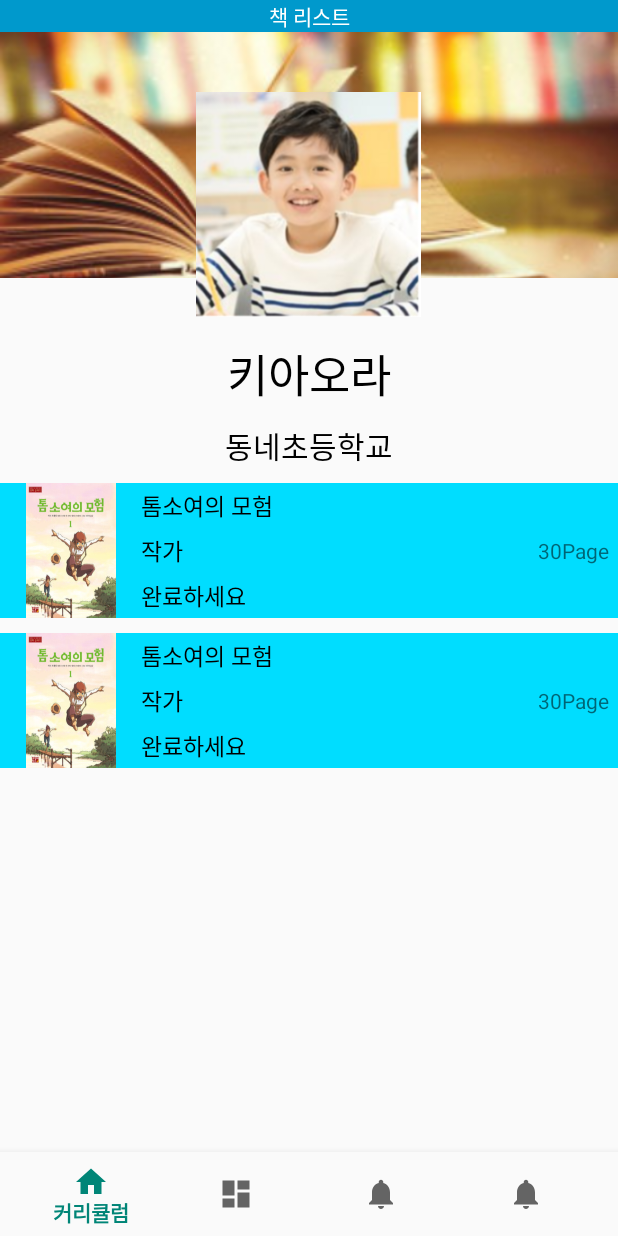
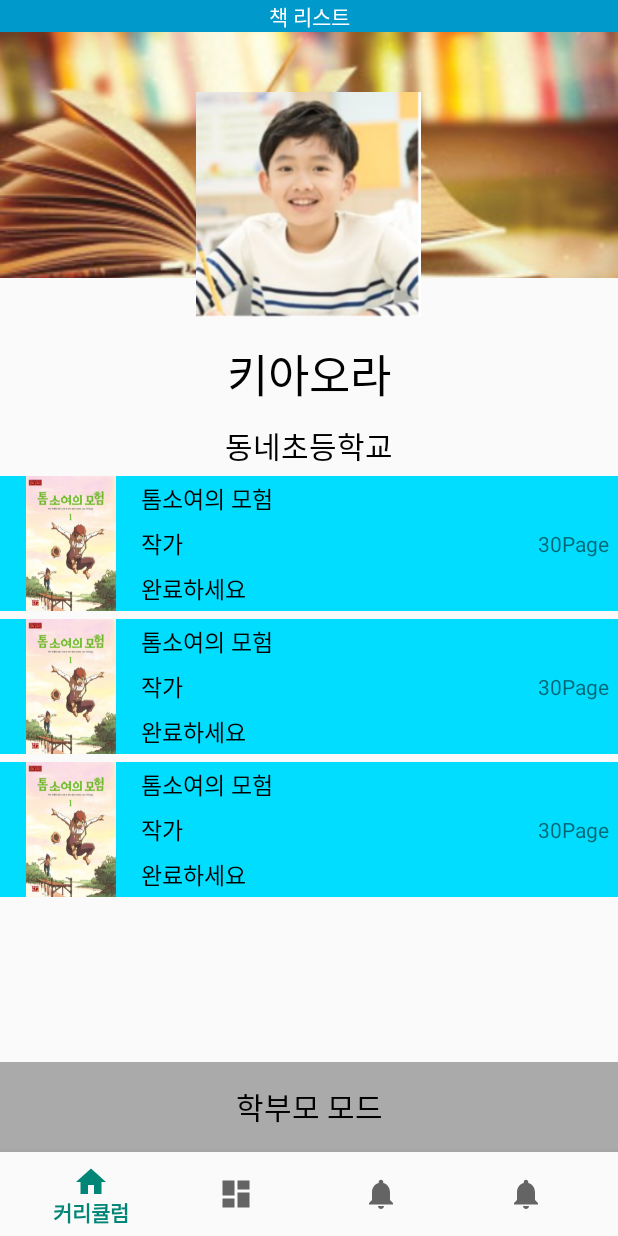
Before and after one commit to kdh3040/BookViewer, an Android app: the fragment UserInfoView placed in its activity, on a phone screen of 412 x 824 dp. Run offline under Robolectric (Android 15) with nearby library versions, the phone set to English and light mode, and no system bars; libraries missing offline, so code that uses them is left out: com.github.barteksc.pdfviewer.

Commit message:
[배환웅] 유저페이지 UI 추가중

```diff
--- a/app/src/main/res/layout/fragment_user_info_view.xml
+++ b/app/src/main/res/layout/fragment_user_info_view.xml
@@ -60,7 +60,7 @@
             android:id="@+id/recent_book_1"
             android:layout_width="match_parent"
             android:layout_height="wrap_content"
-            android:layout_marginTop="10dp"
+            android:layout_marginTop="5dp"
             android:layout_below="@id/user_info_top"
             android:background="@android:color/holo_blue_bright"
             >
@@ -127,7 +127,7 @@
             android:id="@+id/recent_book_2"
             android:layout_width="match_parent"
             android:layout_height="wrap_content"
-            android:layout_marginTop="10dp"
+            android:layout_marginTop="5dp"
             android:layout_below="@id/recent_book_1"
             android:background="@android:color/holo_blue_bright"
             >
@@ -190,6 +190,90 @@
 
         </RelativeLayout>
 
+        <RelativeLayout
+            android:id="@+id/recent_book_3"
+            android:layout_width="match_parent"
+            android:layout_height="wrap_content"
+            android:layout_marginTop="5dp"
+            android:layout_below="@id/recent_book_2"
+            android:background="@android:color/holo_blue_bright"
+            >
+
+            <ImageView
+                android:id="@+id/recent_book_3_img"
+                android:layout_width="90dp"
+                android:layout_height="90dp"
+                android:layout_marginLeft="2dp"
+                android:src="@drawable/book_1"
+                android:layout_centerVertical="true"
+                />
+
+            <TextView
+                android:id="@+id/recent_book_3_title"
+                android:layout_width="wrap_content"
+                android:layout_height="30dp"
+                android:layout_marginLeft="2dp"
+                android:layout_toRightOf="@id/recent_book_3_img"
+                android:layout_toLeftOf="@id/recent_book_3_page"
+                android:gravity="center|left"
+                android:textSize="15dp"
+                android:text="톰소여의 모험"
+                android:textColor="@color/black"
+                />
+            <TextView
+                android:id="@+id/recent_book_3_artist"
+                android:layout_width="wrap_content"
+                android:layout_height="30dp"
+                android:layout_marginLeft="2dp"
+                android:layout_below="@id/recent_book_3_title"
+                android:layout_toRightOf="@id/recent_book_3_img"
+                android:gravity="center|left"
+                android:textSize="15dp"
+                android:text="작가"
+                android:textColor="@color/black"
+                />
+
+            <TextView
+                android:id="@+id/recent_book_3_time"
+                android:layout_width="wrap_content"
+                android:layout_height="30dp"
+                android:layout_marginLeft="2dp"
+                android:layout_below="@id/recent_book_3_artist"
+                android:layout_toRightOf="@id/recent_book_3_img"
+                android:gravity="center|left"
+                android:textSize="15dp"
+                android:text="완료하세요"
+                android:textColor="@color/black"
+                />
+
+            <TextView
+                android:id="@+id/recent_book_3_page"
+                android:layout_width="60dp"
+                android:layout_height="90dp"
+                android:layout_alignParentRight="true"
+                android:text="30Page"
+                android:gravity="center"
+                />
+
+        </RelativeLayout>
+
+        <RelativeLayout
+            android:id="@+id/user_info_bottom"
+            android:layout_width="match_parent"
+            android:layout_height="wrap_content"
+            android:layout_alignParentBottom="true">
+
+            <TextView
+                android:layout_width="match_parent"
+                android:layout_height="60dp"
+                android:background="@android:color/darker_gray"
+                android:text="학부모 모드"
+                android:gravity="center|center"
+                android:textColor="@color/black"
+                android:textSize="20dp"/>
+
+        </RelativeLayout>
+
     </RelativeLayout>
 
 </FrameLayout>
```
